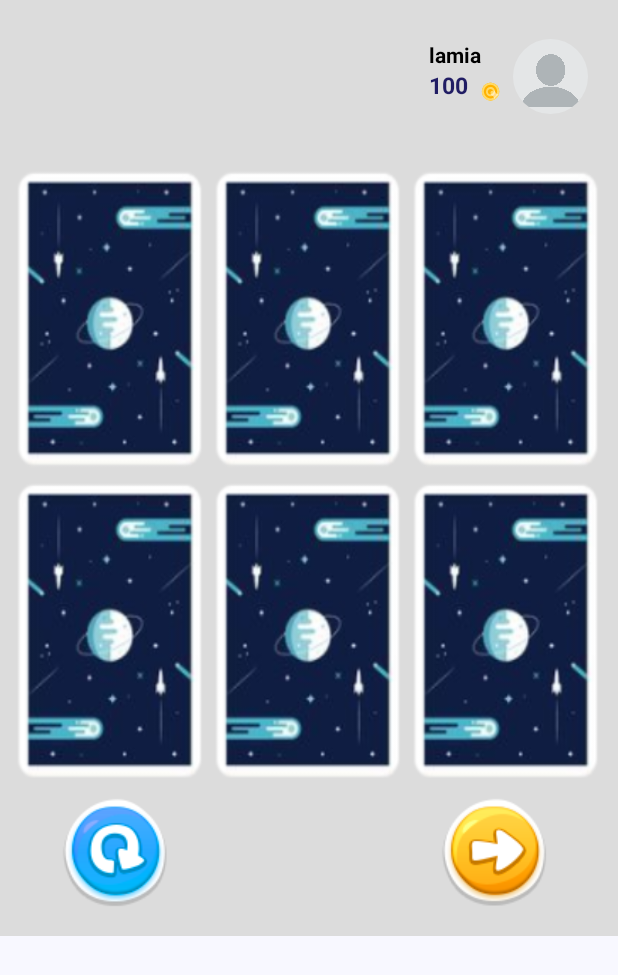
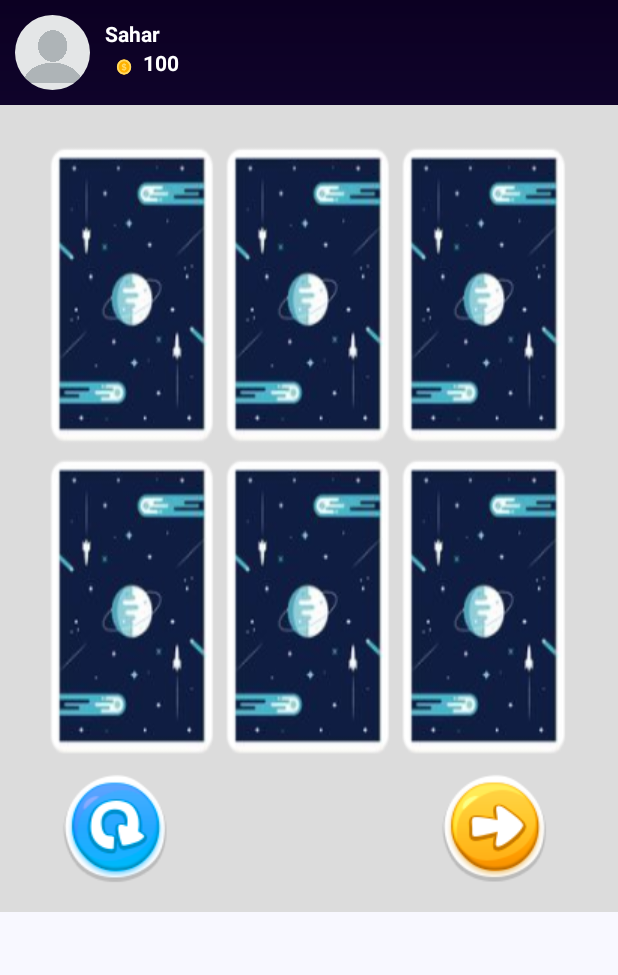
Before and after one commit to sahar-nollily/Tarmeez, an Android app: the MatchingGameFragment screen opened through its navigation route, on a phone screen of 412 x 824 dp. Shown: the top 975 px of the screen. Run offline under Robolectric (Android 15) with nearby library versions, the phone set to English and light mode, and no system bars; our stand-ins replace CircleImageView, navigation-ui; libraries missing offline, so code that uses them is left out: org.jetbrains.anko; 4 statements that could not run were skipped.

Commit message:
fix errors

```diff
--- a/app/src/main/res/layout/fragment_matching_game.xml
+++ b/app/src/main/res/layout/fragment_matching_game.xml
@@ -6,71 +6,6 @@
     xmlns:app="http://schemas.android.com/apk/res-auto"
     android:background="@color/light_gray"
     tools:context=".games.MatchingGameFragment">
-
-    <androidx.constraintlayout.widget.ConstraintLayout
-        android:id="@+id/user_section"
-        android:layout_width="wrap_content"
-        android:layout_height="wrap_content"
-        android:layout_marginStart="220dp"
-        android:layout_marginTop="16dp"
-        android:layout_marginEnd="4dp"
-        android:padding="10dp"
-        app:layout_constraintEnd_toEndOf="parent"
-        app:layout_constraintStart_toStartOf="parent"
-        app:layout_constraintTop_toTopOf="parent">
-
-        <LinearLayout
-            android:id="@+id/user_info"
-            android:layout_width="wrap_content"
-            android:layout_height="wrap_content"
-            android:orientation="vertical"
-            app:layout_constraintBottom_toBottomOf="parent"
-            app:layout_constraintEnd_toEndOf="@id/profileImage"
-            app:layout_constraintStart_toStartOf="parent"
-            app:layout_constraintTop_toTopOf="parent">
-
-            <TextView
-                android:id="@+id/username"
-                android:layout_width="wrap_content"
-                android:layout_height="wrap_content"
-                android:text="lamia"
-                android:textColor="@color/black"
-                android:textStyle="bold" />
-
-            <LinearLayout
-                android:layout_width="wrap_content"
-                android:layout_height="wrap_content"
-                android:orientation="horizontal">
-
-                <TextView
-                    android:id="@+id/score"
-                    android:layout_width="wrap_content"
-                    android:layout_height="wrap_content"
-                    android:text="100"
-                    android:textColor="@color/dark_blue"
-                    android:textSize="15sp"
-                    android:textStyle="bold" />
-
-                <com.airbnb.lottie.LottieAnimationView
-                    android:layout_width="30dp"
-                    android:layout_height="30dp"
-                    app:lottie_autoPlay="true"
-                    app:lottie_fileName="coin.json"
-                    app:lottie_loop="true" />
-            </LinearLayout>
-        </LinearLayout>
-
-        <de.hdodenhof.circleimageview.CircleImageView
-            android:id="@+id/profileImage"
-            android:layout_width="50dp"
-            android:layout_height="50dp"
-            android:src="@drawable/profile_picture"
-            app:layout_constraintBottom_toBottomOf="parent"
-            app:layout_constraintEnd_toEndOf="parent"
-            app:layout_constraintStart_toEndOf="@id/user_info"
-
-            app:layout_constraintTop_toTopOf="parent" />
-    </androidx.constraintlayout.widget.ConstraintLayout>
 
     <TableLayout
         android:id="@+id/table_view"
@@ -81,7 +16,7 @@
         app:layout_constraintEnd_toEndOf="parent"
         app:layout_constraintHorizontal_bias="0.0"
         app:layout_constraintStart_toStartOf="parent"
-        app:layout_constraintTop_toBottomOf="@id/user_section"
+        app:layout_constraintTop_toTopOf="parent"
         app:layout_constraintVertical_bias="0.182">
 
         <TableRow
@@ -92,7 +27,7 @@
 
             <ImageView
                 android:id="@+id/bu1"
-                android:layout_width="130dp"
+                android:layout_width="wrap_content"
                 android:layout_height="200dp"
                 android:layout_marginEnd="2dp"
                 android:background="@drawable/matching_image_question"
@@ -100,15 +35,15 @@
 
             <ImageView
                 android:id="@+id/bu2"
-                android:layout_width="130dp"
+                android:layout_width="wrap_content"
                 android:layout_height="200dp"
                 android:layout_marginEnd="2dp"
                 android:background="@drawable/matching_image_question"
-                android:scaleType = "fitXY"/>
+                android:scaleType="fitXY" />
 
             <ImageView
                 android:id="@+id/bu3"
-                android:layout_width="130dp"
+                android:layout_width="wrap_content"
                 android:layout_height="200dp"
                 android:background="@drawable/matching_image_question"
                 android:scaleType = "fitXY"/>
@@ -123,7 +58,7 @@
 
             <ImageView
                 android:id="@+id/bu4"
-                android:layout_width="130dp"
+                android:layout_width="wrap_content"
                 android:layout_height="200dp"
                 android:layout_marginTop="5dp"
                 android:layout_marginEnd="2dp"
@@ -132,7 +67,7 @@
 
             <ImageView
                 android:id="@+id/bu5"
-                android:layout_width="130dp"
+                android:layout_width="wrap_content"
                 android:layout_height="200dp"
                 android:layout_marginTop="5dp"
                 android:layout_marginEnd="2dp"
@@ -141,7 +76,7 @@
 
             <ImageView
                 android:id="@+id/bu6"
-                android:layout_width="130dp"
+                android:layout_width="wrap_content"
                 android:layout_height="200dp"
                 android:layout_marginTop="5dp"
                 android:background="@drawable/matching_image_question"
--- a/app/src/main/res/layout/header_layout.xml
+++ b/app/src/main/res/layout/header_layout.xml
@@ -33,7 +33,6 @@
             tools:textColor="@color/gray"
             tools:text="sahar" />
 
-
         <LinearLayout
             android:id="@+id/linearLayout3"
             android:layout_width="wrap_content"
@@ -60,12 +59,7 @@
                 tools:textColor="@color/gray"
                 android:textStyle="bold"
                 tools:text="100" />
-
         </LinearLayout>
 
     </LinearLayout>
-
-
-
-
 </androidx.constraintlayout.widget.ConstraintLayout>
--- a/app/src/main/res/navigation/navigation.xml
+++ b/app/src/main/res/navigation/navigation.xml
@@ -6,7 +6,7 @@
     app:startDestination="@id/homeFragment">
 
     <fragment
-        android:id="@+id/fragment_matching_game"
+        android:id="@+id/matchingGameFragment"
         android:name="com.tarmeez.game.games.MatchingGameFragment"
         tools:layout="@layout/fragment_matching_game" />
 
```
